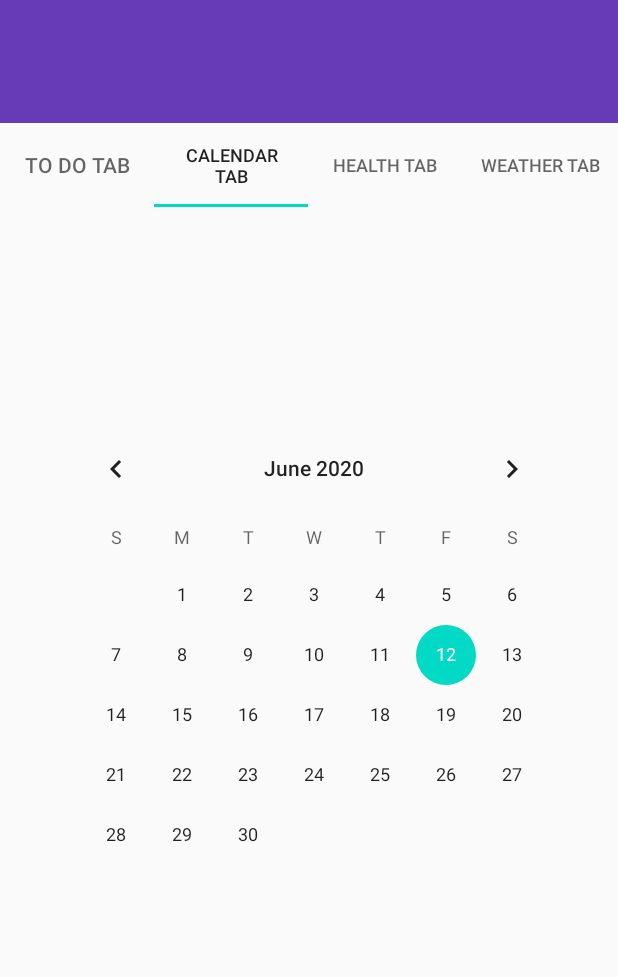
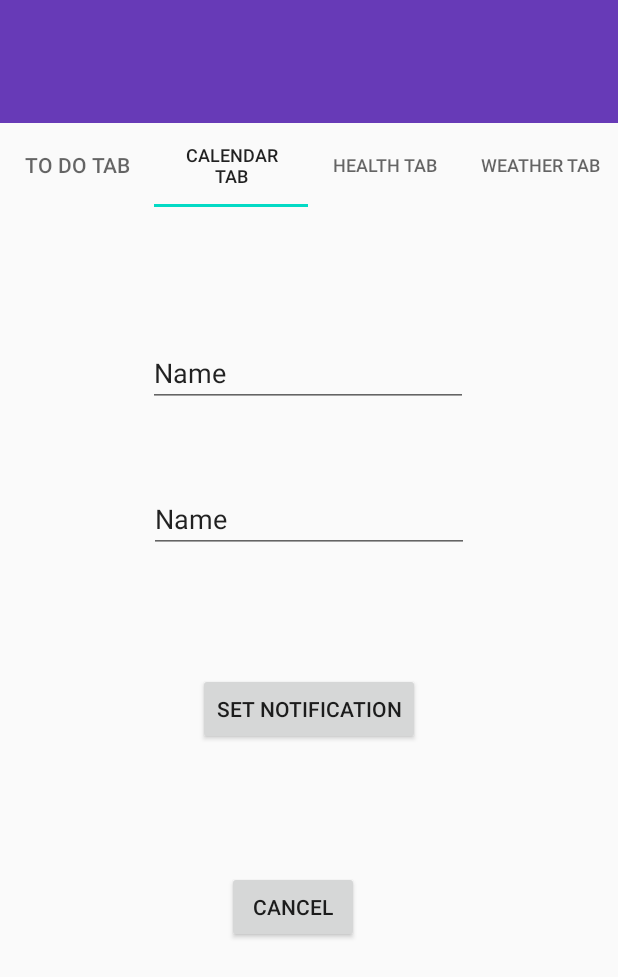
Before and after one commit to lenabojanowska/NoTimeLikeThePresent, an Android app: the screen it shows after launch (MainActivity), tab 2 chosen, on a phone screen of 412 x 824 dp. Shown: the top 977 px of the screen. Run offline under Robolectric (Android 15) with nearby library versions, the phone set to English and light mode, and no system bars; our stand-ins replace Room's generated code; libraries missing offline, so code that uses them is left out: com.allyants.notifyme, com.firebase.ui, com.karumi.dexter, com.wdullaer.materialdatetimepicker; 3 statements that could not run were skipped.

Commit message:
without backing to fragment

```diff
--- a/app/build.gradle
+++ b/app/build.gradle
@@ -98,4 +98,7 @@ dependencies {
     implementation 'com.karumi:dexter:5.0.0'
 
     implementation 'com.google.android.gms:play-services-location:11.8.0'
+
+    implementation 'com.github.jakebonk:NotifyMe:1.0.0'
+    implementation 'com.wdullaer:materialdatetimepicker:3.6.0'
 }
--- a/app/src/main/AndroidManifest.xml
+++ b/app/src/main/AndroidManifest.xml
@@ -8,6 +8,7 @@
     <uses-permission android:name="android.permission.ACCESS_FINE_LOCATION"/>
     <uses-permission android:name="android.permission.INTERNET"/>
 
+    <uses-permission android:name="android.permission.RECEIVE_BOOT_COMPLETED"/>
 
     <application
         android:allowBackup="true"
@@ -18,6 +19,13 @@
 
         android:theme="@style/AppTheme">
 
+        <receiver android:name="com.allyants.notifyme.NotificationPublisher"/>
+        <receiver android:name="com.allyants.notifyme.BootNotifyMe">
+        <intent-filter>
+            <action android:name="android.intent.action.BOOT_COMPLETED"/>
+            <category android:name="android.intent.category.HOME"/>
+        </intent-filter>
+        </receiver>
     <activity android:name=".MainActivity">
 <!--           // <activity android:name=".Firebase.Login">-->
             <intent-filter>
--- a/app/src/main/java/com/example/notimelikethepresent/View/Fragment/CalendarFragment.java
+++ b/app/src/main/java/com/example/notimelikethepresent/View/Fragment/CalendarFragment.java
@@ -1,23 +1,43 @@
 package com.example.notimelikethepresent.View.Fragment;
 
 
+import android.app.FragmentManager;
+import android.content.Intent;
 import android.os.Bundle;
 
+import androidx.annotation.Nullable;
+import androidx.fragment.app.DialogFragment;
 import androidx.fragment.app.Fragment;
 
 import android.view.LayoutInflater;
 import android.view.View;
 import android.view.ViewGroup;
+import android.widget.Button;
+import android.widget.EditText;
 import android.widget.TextView;
 
+
+import com.allyants.notifyme.NotifyMe;
 import com.example.notimelikethepresent.R;
+import com.wdullaer.materialdatetimepicker.date.DatePickerDialog;
+import com.wdullaer.materialdatetimepicker.time.TimePickerDialog;
 
 import org.w3c.dom.Text;
 
+import java.util.Calendar;
 
-public class CalendarFragment extends Fragment {
+import static com.firebase.ui.auth.AuthUI.getApplicationContext;
 
-    TextView textView;
+
+public class CalendarFragment extends Fragment implements DatePickerDialog.OnDateSetListener, TimePickerDialog.OnTimeSetListener {
+
+    private EditText titleEditText, subtitleEditText;
+    private TimePickerDialog timePickerDialog;
+    private DatePickerDialog datePickerDialog;
+    private FragmentManager fm;
+    private Button cancelButton, setNotificationButton;
+
+    Calendar now = Calendar.getInstance();
 
     public CalendarFragment() {
         // Required empty public constructor
@@ -26,9 +46,80 @@ public class CalendarFragment extends Fragment {
     @Override
     public View onCreateView(LayoutInflater inflater, ViewGroup container,
                              Bundle savedInstanceState) {
+        View view = inflater.inflate(R.layout.fragment_calendar, container, false);
+
+        titleEditText = (EditText) view.findViewById(R.id.titleEdtiView);
+        subtitleEditText = (EditText) view.findViewById(R.id.subtitleEditView);
+        cancelButton = (Button) view.findViewById(R.id.cancelButton);
+        setNotificationButton = (Button) view.findViewById(R.id.saveNotificationButton);
+
+        datePickerDialog = DatePickerDialog.newInstance(
+                CalendarFragment.this,
+                now.get(Calendar.YEAR),
+                now.get(Calendar.MONTH),
+                now.get(Calendar.DAY_OF_MONTH)
+        );
 
 
+        timePickerDialog = TimePickerDialog.newInstance(
+                CalendarFragment.this,
+                now.get(Calendar.YEAR),
+                now.get(Calendar.MONTH),
+                now.get(Calendar.DAY_OF_MONTH),
+                false
+        );
 
-        return inflater.inflate(R.layout.fragment_calendar, container, false);
+        cancelButton.setOnClickListener(new View.OnClickListener() {
+            @Override
+            public void onClick(View v) {
+                NotifyMe.cancel(getActivity().getApplicationContext(),"test");
+            }
+        });
+
+        setNotificationButton.setOnClickListener(new View.OnClickListener() {
+            @Override
+            public void onClick(View v) {
+                datePickerDialog.show(getActivity().getFragmentManager(), "");
+            }
+        });
+
+        return view;
     }
+
+    @Override
+    public void onDateSet(DatePickerDialog view, int year, int monthOfYear, int dayOfMonth) {
+        now.set(Calendar.YEAR,year);
+        now.set(Calendar.MONTH,monthOfYear);
+        now.set(Calendar.DAY_OF_MONTH,dayOfMonth);
+
+        timePickerDialog.show(getActivity().getFragmentManager(),"kjhgfd");
+
+
+    }
+
+    @Override
+    public void onTimeSet(TimePickerDialog view, int hourOfDay, int minute, int second) {
+
+        now.set(Calendar.HOUR_OF_DAY,hourOfDay);
+        now.set(Calendar.MINUTE,minute);
+        now.set(Calendar.SECOND,second);
+
+        //--------------------------------
+        //notification
+
+        NotifyMe notifyMe = new NotifyMe.Builder(getActivity().getApplicationContext())
+                .title(titleEditText.getText().toString())
+                .content(subtitleEditText.getText().toString())
+                .color(255,0,0,255)
+                .led_color(255,255,255,255)
+                .time(now)
+                .addAction(new Intent(), "Snozze", false)
+                .key("test")
+                .addAction(new Intent(), "dismiss", true, false)
+                .addAction(new Intent(), "done")
+                .large_icon(R.mipmap.ic_launcher_round)
+                .build();
+    }
+
+
 }
--- a/app/src/main/res/layout/fragment_calendar.xml
+++ b/app/src/main/res/layout/fragment_calendar.xml
@@ -7,15 +7,49 @@
     android:layout_height="match_parent"
     android:orientation="vertical">
 
-
-    <CalendarView
-        android:id="@+id/calendarView"
+    <Button
+        android:id="@+id/cancelButton"
         android:layout_width="wrap_content"
         android:layout_height="wrap_content"
-        app:layout_constraintBottom_toBottomOf="parent"
+        android:layout_marginTop="84dp"
+        android:text="cancel"
         app:layout_constraintEnd_toEndOf="parent"
-        app:layout_constraintHorizontal_bias="0.551"
+        app:layout_constraintHorizontal_bias="0.467"
         app:layout_constraintStart_toStartOf="parent"
-        app:layout_constraintTop_toTopOf="parent"
-        app:layout_constraintVertical_bias="0.404" />
+        app:layout_constraintTop_toBottomOf="@+id/saveNotificationButton" />
+
+    <Button
+        android:id="@+id/saveNotificationButton"
+        android:layout_width="wrap_content"
+        android:layout_height="wrap_content"
+        android:layout_marginTop="80dp"
+        android:text="set notification"
+        app:layout_constraintEnd_toEndOf="parent"
+        app:layout_constraintStart_toStartOf="parent"
+        app:layout_constraintTop_toBottomOf="@+id/subtitleEditView" />
+
+    <EditText
+        android:id="@+id/titleEdtiView"
+        android:layout_width="wrap_content"
+        android:layout_height="wrap_content"
+        android:layout_marginTop="88dp"
+        android:ems="10"
+        android:inputType="textPersonName"
+        android:text="Name"
+        app:layout_constraintEnd_toEndOf="parent"
+        app:layout_constraintHorizontal_bias="0.497"
+        app:layout_constraintStart_toStartOf="parent"
+        app:layout_constraintTop_toTopOf="parent" />
+
+    <EditText
+        android:id="@+id/subtitleEditView"
+        android:layout_width="wrap_content"
+        android:layout_height="wrap_content"
+        android:layout_marginTop="52dp"
+        android:ems="10"
+        android:inputType="textPersonName"
+        android:text="Name"
+        app:layout_constraintEnd_toEndOf="parent"
+        app:layout_constraintStart_toStartOf="parent"
+        app:layout_constraintTop_toBottomOf="@+id/titleEdtiView" />
 </androidx.constraintlayout.widget.ConstraintLayout>
```
